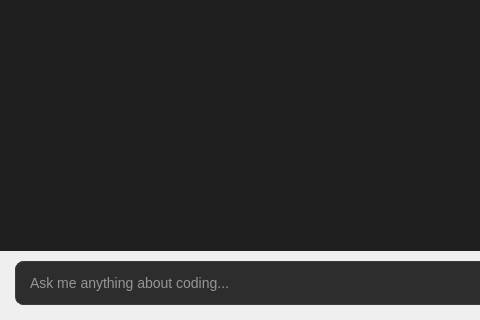
Arean82/llm_chat_app, file ui_designer/main_window.ui: the form before one commit; both pictures show x 0 to 480 and y 380 to 700 of the 1000 by 700 pixel window.
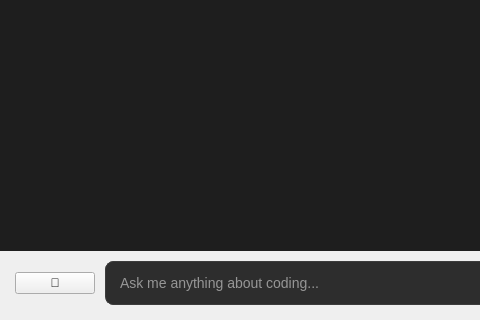
The form after the commit.

Commit message: feat: add file upload functionality and enhance README with features overview

```diff
--- a/ui_designer/main_window.ui
+++ b/ui_designer/main_window.ui
@@ -177,6 +177,16 @@
       <property name="bottomMargin">
        <number>15</number>
       </property>
+      <item>
+       <widget class="QPushButton" name="upload_btn">
+        <property name="styleSheet">
+         <string notr="true">font: 900 22pt &quot;DS-Digital&quot;;</string>
+        </property>
+        <property name="text">
+         <string>📎</string>
+        </property>
+       </widget>
+      </item>
       <item>
        <widget class="QLineEdit" name="input_field">
         <property name="styleSheet">
```
Left out of the diff: 10 changed lines with no effect on the pictures. The commit also changes 2 other files.
